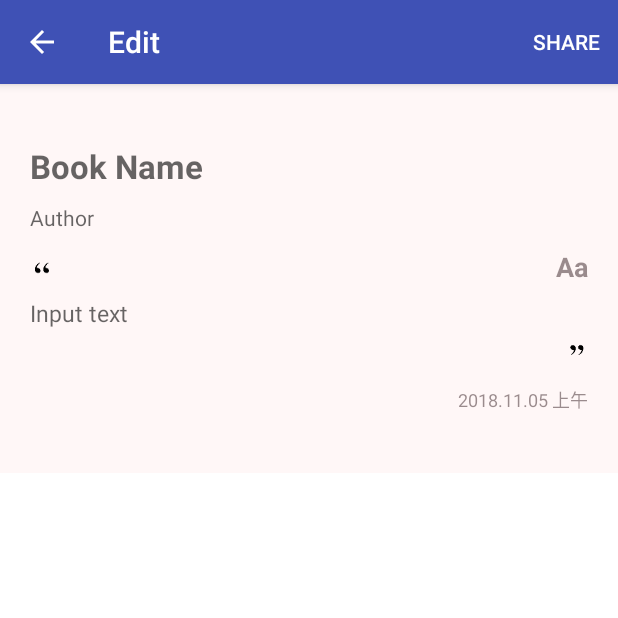
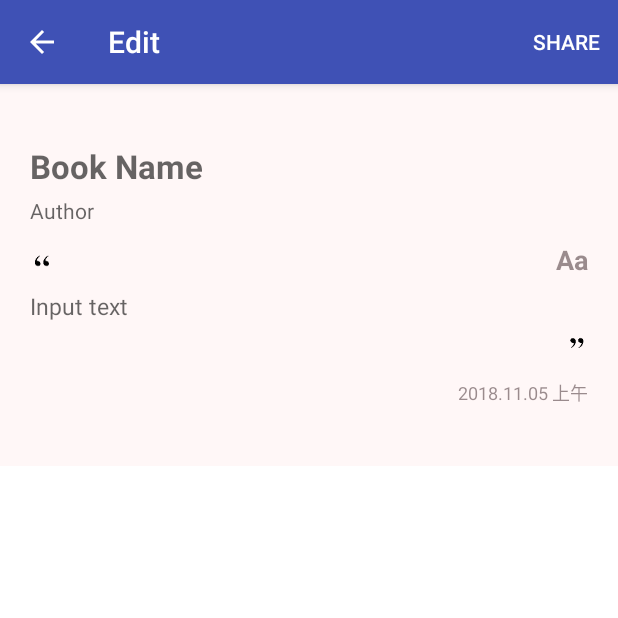
Before and after one commit to withparadox2/SimpleOCR, an Android app: the EditActivity screen opened directly, with no data from a screen before it, on a phone screen of 412 x 824 dp, the top half of it. Run offline under Robolectric (Android 15) with nearby library versions, the phone set to English and light mode, and no system bars; 1 statement that could not run was skipped.

Commit message:
Shrink the space between author and ttitle

```diff
--- a/app/src/main/res/layout/activity_edit.xml
+++ b/app/src/main/res/layout/activity_edit.xml
@@ -33,7 +33,7 @@
                 android:layout_width="match_parent"
                 android:layout_height="wrap_content"
                 android:layout_below="@id/tv_title"
-                android:layout_marginTop="10dp"
+                android:layout_marginTop="5dp"
                 android:background="@null"
                 android:hint="@string/edit_hint_author"
                 android:textColor="#E66D19"
```
